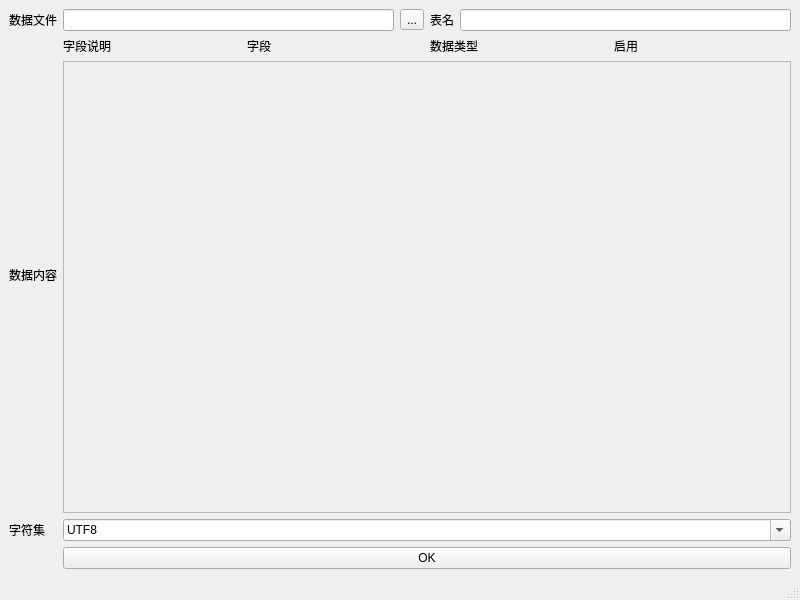
First picture: the form in src/ui/xls2db.ui, repository JerryAZR/xls2pgsql, before the edit.
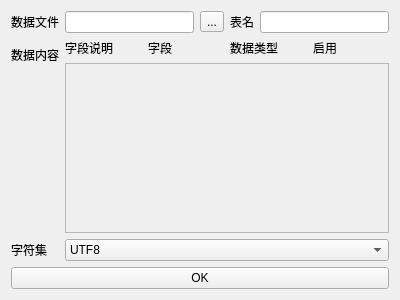
Second picture: the form after the edit.

Commit message: Add tabs to main window

Patch:
```diff
--- a/src/ui/xls2db.ui
+++ b/src/ui/xls2db.ui
@@ -1,47 +1,86 @@
 <?xml version="1.0" encoding="UTF-8"?>
 <ui version="4.0">
- <class>MainWindow</class>
- <widget class="QMainWindow" name="MainWindow">
+ <class>Form</class>
+ <widget class="QWidget" name="Form">
   <property name="geometry">
    <rect>
     <x>0</x>
     <y>0</y>
-    <width>800</width>
-    <height>600</height>
+    <width>400</width>
+    <height>300</height>
    </rect>
   </property>
   <property name="windowTitle">
    <string>MainWindow</string>
   </property>
-  <widget class="QWidget" name="centralwidget">
-   <layout class="QGridLayout" name="gridLayout">
-    <item row="1" column="1">
      <layout class="QVBoxLayout" name="verticalLayout">
       <item>
-       <layout class="QHBoxLayout" name="horizontalLayout_2">
+    <layout class="QFormLayout" name="formLayout">
+     <item row="0" column="0">
+      <widget class="QLabel" name="label">
+       <property name="text">
+        <string>数据文件</string>
+       </property>
+      </widget>
+     </item>
+     <item row="0" column="1">
+      <layout class="QHBoxLayout" name="horizontalLayout">
+       <item>
+        <widget class="QLineEdit" name="fnameEdit"/>
+       </item>
+       <item>
+        <widget class="QToolButton" name="fileBtn">
+         <property name="text">
+          <string>...</string>
+         </property>
+        </widget>
+       </item>
         <item>
          <widget class="QLabel" name="label_2">
           <property name="text">
-           <string>字段说明</string>
+          <string>表名</string>
           </property>
          </widget>
         </item>
+       <item>
+        <widget class="QLineEdit" name="tableNameEdit"/>
+       </item>
+      </layout>
+     </item>
+     <item row="1" column="0">
+      <widget class="QLabel" name="label_7">
+       <property name="text">
+        <string>数据内容</string>
+       </property>
+      </widget>
+     </item>
+     <item row="1" column="1">
+      <layout class="QVBoxLayout" name="verticalLayout_3">
+       <item>
+        <layout class="QHBoxLayout" name="horizontalLayout_2">
         <item>
          <widget class="QLabel" name="label_3">
           <property name="text">
-           <string>字段</string>
+            <string>字段说明</string>
           </property>
          </widget>
         </item>
         <item>
          <widget class="QLabel" name="label_4">
           <property name="text">
+            <string>字段</string>
+           </property>
+          </widget>
+         </item>
+         <item>
+          <widget class="QLabel" name="label_5">
+           <property name="text">
            <string>数据类型</string>
           </property>
          </widget>
         </item>
         <item>
-         <widget class="QLabel" name="label_8">
+          <widget class="QLabel" name="label_6">
           <property name="text">
            <string>启用</string>
           </property>
@@ -59,11 +98,11 @@
           <rect>
            <x>0</x>
            <y>0</y>
-           <width>707</width>
-           <height>390</height>
-          </rect>
-         </property>
-         <layout class="QVBoxLayout" name="verticalLayout_3">
+            <width>305</width>
+            <height>139</height>
+           </rect>
+          </property>
+          <layout class="QVBoxLayout" name="verticalLayout_2">
           <item>
            <layout class="QVBoxLayout" name="colListLayout">
             <property name="spacing">
@@ -79,7 +118,7 @@
             <property name="sizeHint" stdset="0">
              <size>
               <width>20</width>
-              <height>356</height>
+               <height>105</height>
              </size>
             </property>
            </spacer>
@@ -91,68 +130,24 @@
      </layout>
     </item>
     <item row="2" column="0">
-     <widget class="QLabel" name="label_7">
+      <widget class="QLabel" name="label_8">
       <property name="text">
        <string>字符集</string>
       </property>
      </widget>
     </item>
-    <item row="0" column="1">
-     <layout class="QHBoxLayout" name="horizontalLayout">
-      <item>
-       <widget class="QLineEdit" name="fnameEdit"/>
-      </item>
-      <item>
-       <widget class="QToolButton" name="fileBtn">
-        <property name="text">
-         <string>...</string>
-        </property>
-       </widget>
-      </item>
-      <item>
-       <widget class="QLabel" name="label">
-        <property name="text">
-         <string>表名</string>
-        </property>
-       </widget>
-      </item>
-      <item>
-       <widget class="QLineEdit" name="tableNameEdit"/>
-      </item>
-     </layout>
-    </item>
     <item row="2" column="1">
      <widget class="QComboBox" name="comboBox">
-      <property name="editable">
-       <bool>true</bool>
-      </property>
       <item>
        <property name="text">
         <string>UTF8</string>
        </property>
       </item>
+      </widget>
+     </item>
+    </layout>
+   </item>
       <item>
-       <property name="text">
-        <string>WIN1252</string>
-       </property>
-      </item>
-     </widget>
-    </item>
-    <item row="0" column="0">
-     <widget class="QLabel" name="label_5">
-      <property name="text">
-       <string>数据文件</string>
-      </property>
-     </widget>
-    </item>
-    <item row="1" column="0">
-     <widget class="QLabel" name="label_6">
-      <property name="text">
-       <string>数据内容</string>
-      </property>
-     </widget>
-    </item>
-    <item row="3" column="1">
      <widget class="QPushButton" name="okBtn">
       <property name="text">
        <string>OK</string>
@@ -160,18 +155,6 @@
      </widget>
     </item>
    </layout>
-  </widget>
-  <widget class="QMenuBar" name="menubar">
-   <property name="geometry">
-    <rect>
-     <x>0</x>
-     <y>0</y>
-     <width>800</width>
-     <height>26</height>
-    </rect>
-   </property>
-  </widget>
-  <widget class="QStatusBar" name="statusbar"/>
  </widget>
  <resources/>
  <connections/>
```
Left out of the diff: 8 changed lines with no effect on the pictures. Lines whose indentation alone changed are shown as unchanged. The commit also changes 3 other files.
